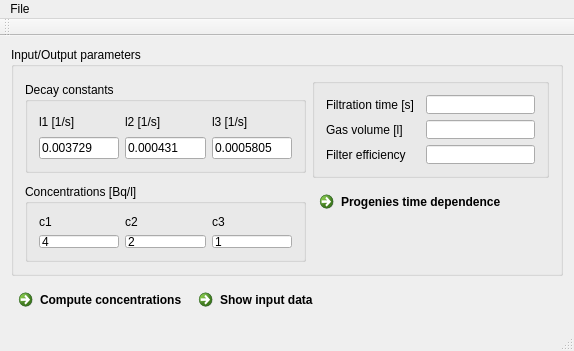
Above: src/mainwindow.ui from bulanek/progeny before the change. Below: the same form after it.
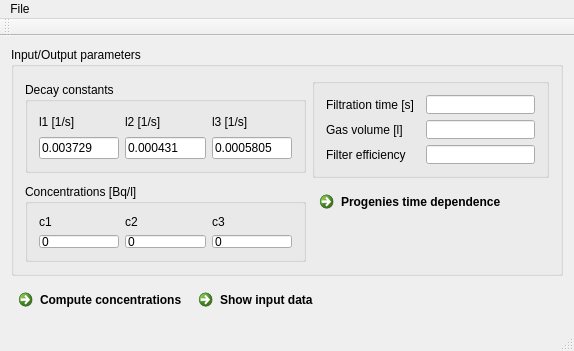
That is the form after the change.

```diff
--- a/src/mainwindow.ui
+++ b/src/mainwindow.ui
@@ -138,7 +138,7 @@
               <item>
                <widget class="QLineEdit" name="lineEdit_4">
                 <property name="text">
-                 <string>4</string>
+                 <string>0</string>
                 </property>
                </widget>
               </item>
@@ -156,7 +156,7 @@
               <item>
                <widget class="QLineEdit" name="lineEdit_5">
                 <property name="text">
-                 <string>2</string>
+                 <string>0</string>
                 </property>
                </widget>
               </item>
@@ -174,7 +174,7 @@
               <item>
                <widget class="QLineEdit" name="lineEdit_6">
                 <property name="text">
-                 <string>1</string>
+                 <string>0</string>
                 </property>
                </widget>
               </item>
```
